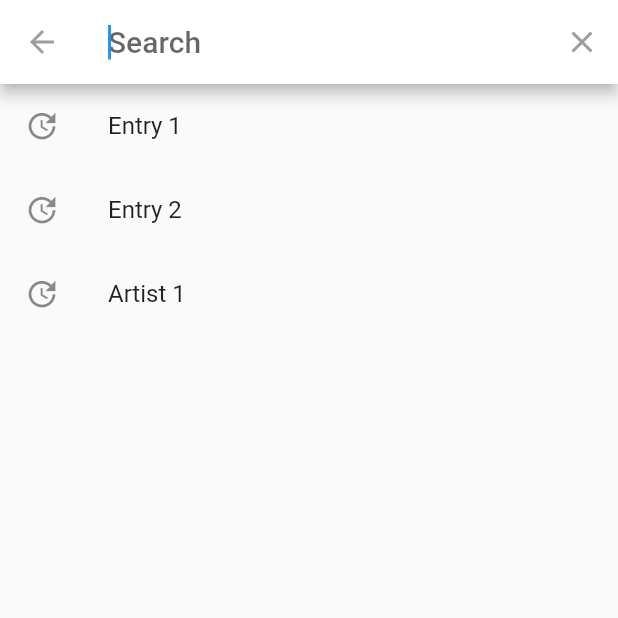
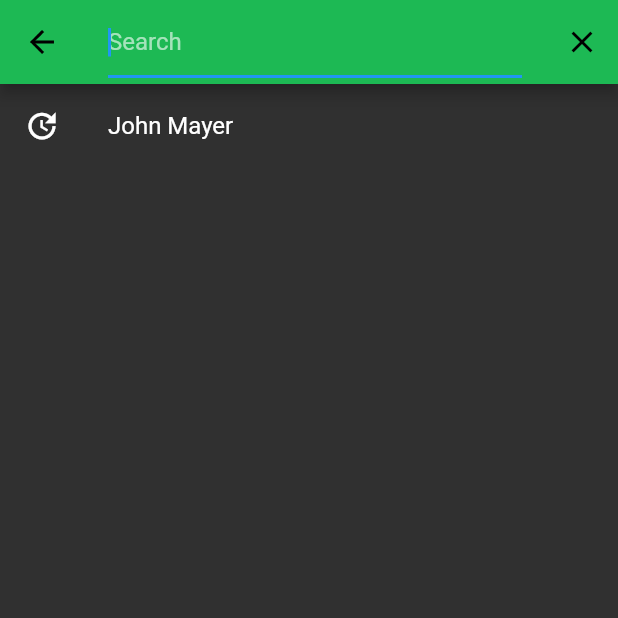
Before and after one commit to ArmaanPahwa/Spotify_Artist, a Flutter app: the screen it shows after launch, after a tap on the "search" icon, on a phone screen of 412 x 824 dp, the top half of it. Run offline on Flutter 3.47's test engine with Material 2 defaults, Android fonts, the light colour scheme and no system bars; our stand-ins replace flutter_dotenv.

Commit message:
Search Page UI refactor

```diff
--- a/lib/home page.dart
+++ b/lib/home page.dart
@@ -40,9 +40,7 @@
 
 class DataSearch extends SearchDelegate<String> {
   var suggestedEntries = [
-    "Entry 1",
-    "Entry 2",
-    "Artist 1",
+    "John Mayer",
   ];
 
   Future<List> _buildAPIResults() async {
@@ -78,11 +76,15 @@
 
   @override
   Widget buildResults(BuildContext context) {
+    query = query.trim();
     if (query == "") {
       return Center(
         child: Text('Please enter an artist name above'),
       );
     }
+
+    if (!suggestedEntries.contains(query)) suggestedEntries.add(query);
+
     return FutureBuilder(
         future: _buildAPIResults(),
         builder: (BuildContext context, AsyncSnapshot<dynamic> snapshot) {
@@ -110,8 +112,11 @@
               itemBuilder: (context, index) => Padding(
                 padding: EdgeInsets.only(top: 8, bottom: 8),
                 child: ListTile(
-                  leading:
-                      Image.network(snapshot.data[index].getArtistImageUrl()),
+                  leading: ClipRRect(
+                    borderRadius: BorderRadius.circular(300),
+                    child:
+                        Image.network(snapshot.data[index].getArtistImageUrl()),
+                  ),
                   title: Text(snapshot.data[index].getArtistName()),
                   onTap: () {},
                 ),
@@ -130,9 +135,20 @@
       itemBuilder: (context, index) => ListTile(
         leading: Icon(Icons.update),
         title: Text(suggestionList[index]),
-        onTap: () {},
+        onTap: () {
+          query = suggestionList[index];
+        },
       ),
       itemCount: suggestionList.length,
     );
   }
+
+  @override
+  ThemeData appBarTheme(BuildContext buildContext) {
+    assert(buildContext != null);
+    final ThemeData theme = Theme.of(buildContext);
+    assert(theme != null);
+    return ThemeData(
+        primaryColor: Color(0xFF1DB954), brightness: Brightness.dark);
+  }
 }
```
Also changed, not shown: 1 other file.
